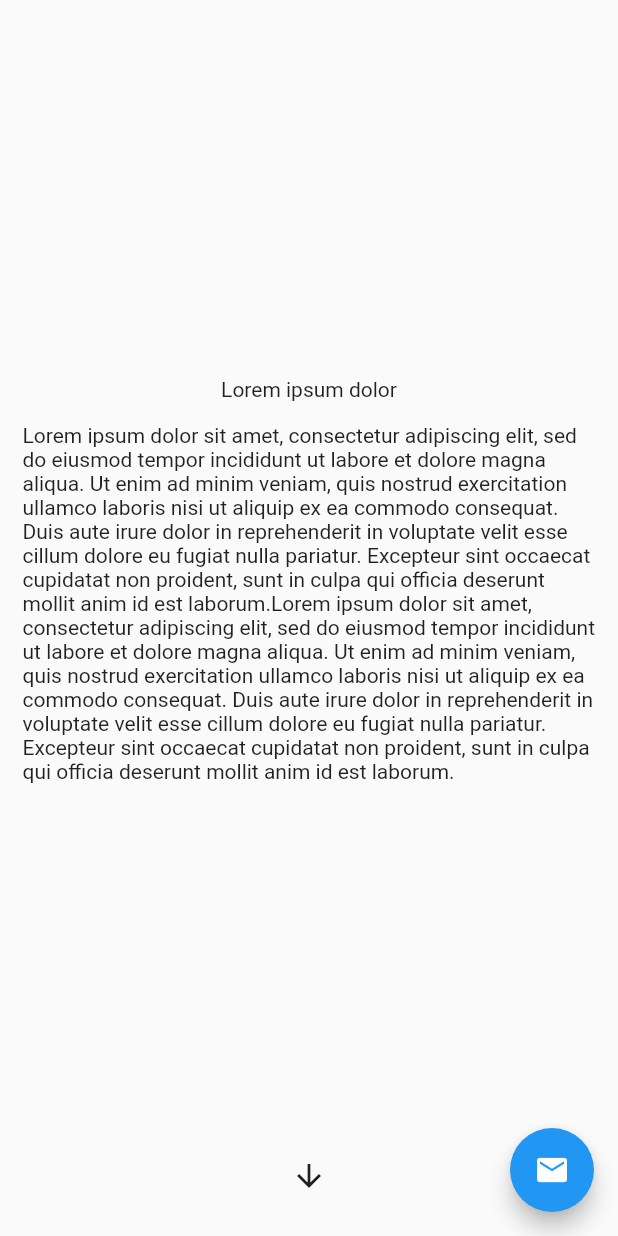
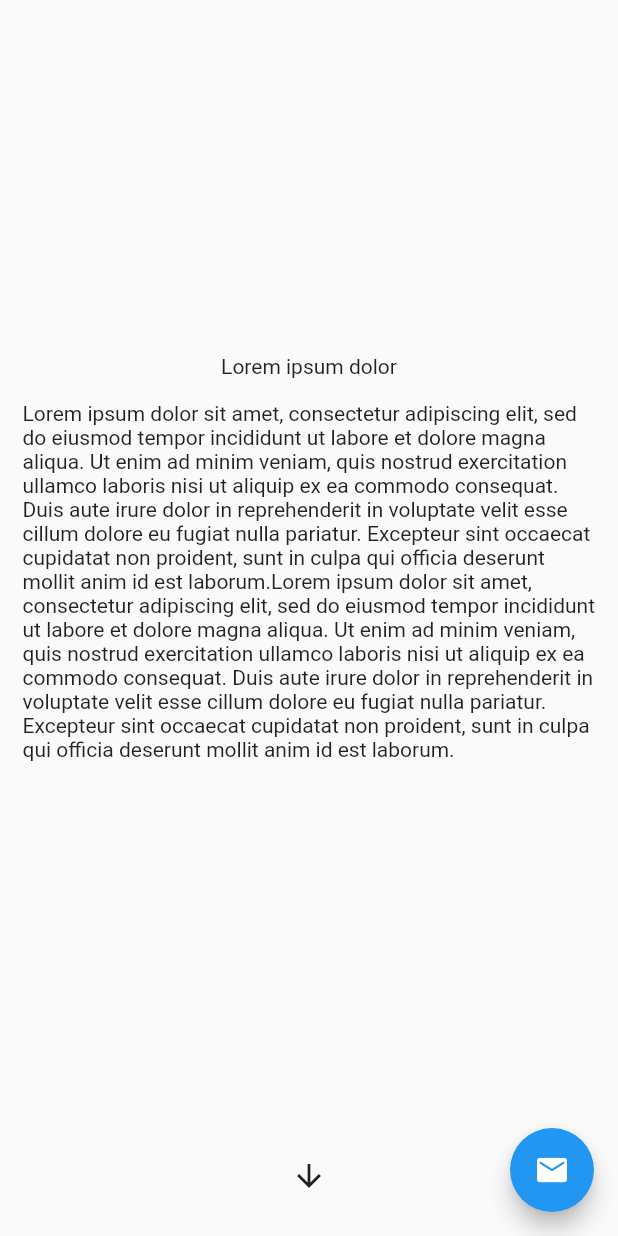
Before and after one commit to ivribalko/ivribalko.github.io, a Flutter app: the screen it shows after launch, scrolled down 1728 dp, on a phone screen of 412 x 824 dp. Run offline on Flutter 3.47's test engine with Material 2 defaults, Android fonts, the phone set to English and light mode, and no system bars; our stand-ins replace get, material_design_icons_flutter, responsive_builder.

Commit message:
a bit more

```diff
--- a/lib/ui/common.dart
+++ b/lib/ui/common.dart
@@ -41,7 +41,7 @@ extension ConstraintsExtension on BoxConstraints {
 
 Widget get padding => const SizedBox(width: kPadding, height: kPadding);
 
-Widget padded({double factor = 1.0, Widget child}) {
+Widget padded({double factor = 1.0, Widget child = const SizedBox()}) {
   return Padding(
     padding: EdgeInsets.all(kPadding * factor),
     child: child,
--- a/lib/ui/home/home.dart
+++ b/lib/ui/home/home.dart
@@ -74,6 +74,7 @@ class Home extends StatelessWidget {
           children: [
             if (before != null) padded(child: before),
             Flexible(child: padded(child: one)),
+            padded(),
           ],
         ),
         Column(
```
